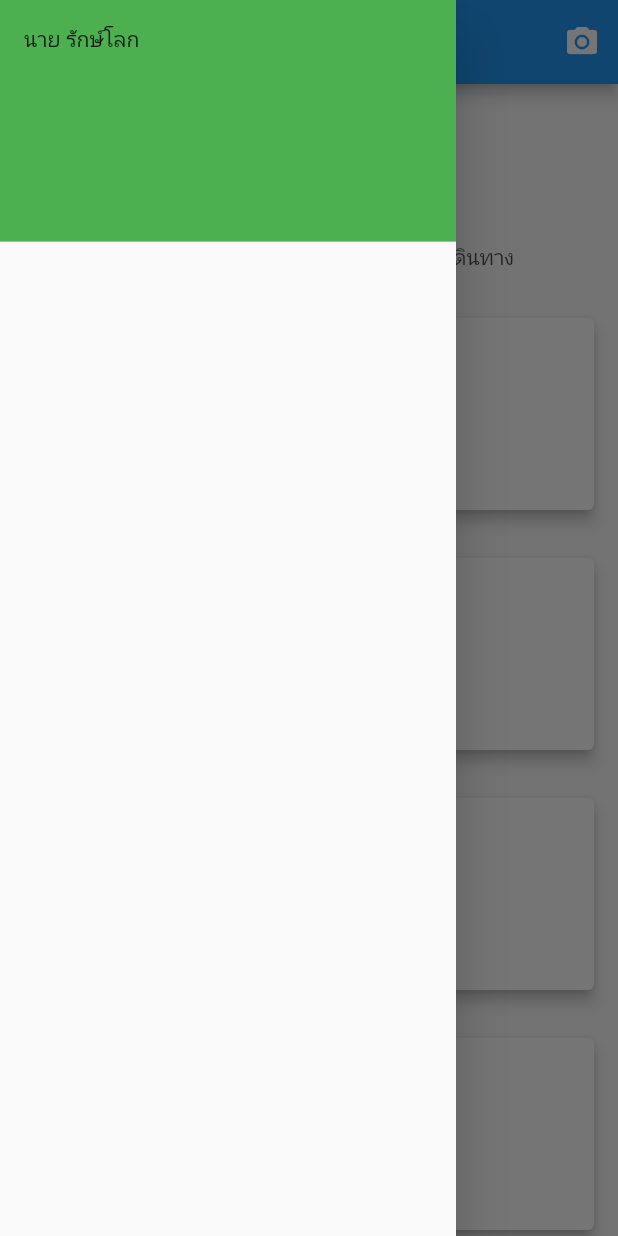
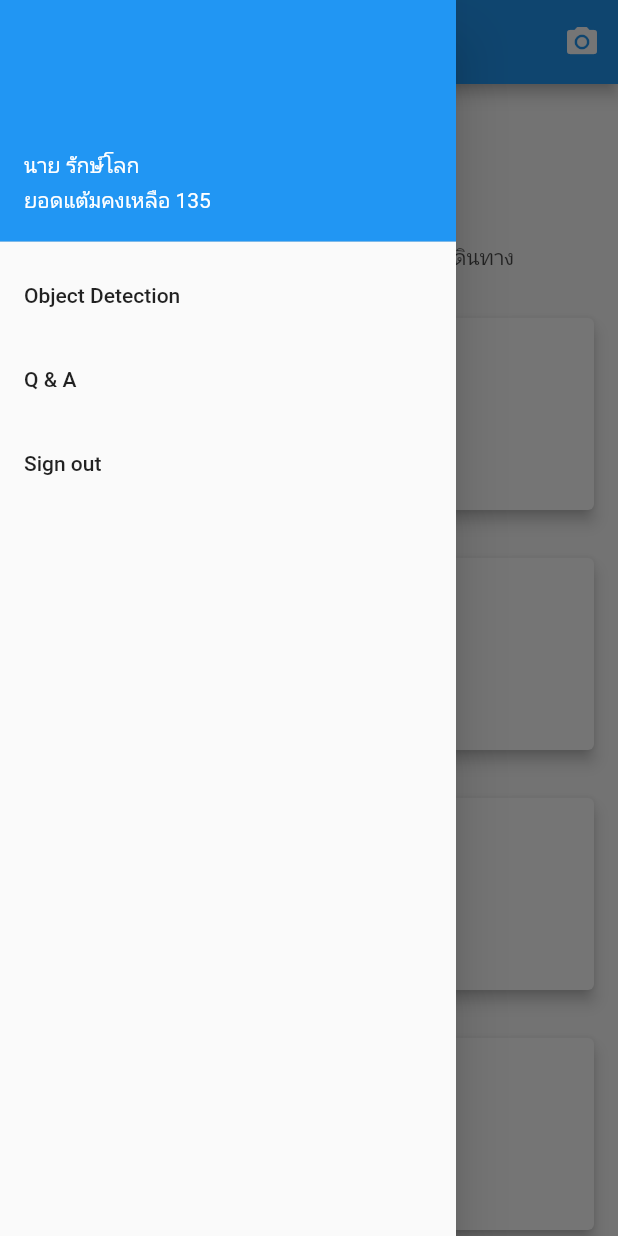
Before and after one commit to anythingth2/Lean, a Flutter app: the screen it shows after launch, with the side drawer open, on a phone screen of 412 x 824 dp. Run offline on Flutter 3.47's test engine with Material 2 defaults, Android fonts, the phone set to English and light mode, and no system bars; our stand-ins replace camera, flutter_native_image, qr_flutter; missing offline and left inert: barcode_flutter, firebase_ml_vision; accounts and stored records are empty.

Commit message:
Add interface object detection

```diff
--- a/lib/DataRepository.dart
+++ b/lib/DataRepository.dart
@@ -31,5 +31,7 @@ class DataRepository {
           '1-31 Oct 2018'),
     ])
   ];
+
+  static int coin = 135;
   static initilize() {}
 }
--- a/lib/Pages/HomePage.dart
+++ b/lib/Pages/HomePage.dart
@@ -83,10 +83,24 @@ class _HomePageState extends State<HomePage>
           child: Container(
             child: ListView(
               children: <Widget>[
-                DrawerHeader(
-                  child: Text('นาย รักษ์โลก'),
-                  decoration: BoxDecoration(color: Colors.green),
+                UserAccountsDrawerHeader(
+                  accountName: Text('นาย รักษ์โลก'),
+                  accountEmail: Text('ยอดแต้มคงเหลือ ${DataRepository.coin} '),
                 ),
+                ListTile(
+                  title: Text('Object Detection'),
+                  onTap: () {
+                    Util.router.goObjectDetection(context, isDetection: true);
+                  },
+                ),
+                ListTile(
+                  title: Text('Q & A'),
+                  enabled: true,
+                ),
+                ListTile(
+                  title: Text('Sign out'),
+                  enabled: true,
+                )
               ],
             ),
           ),
--- a/lib/Pages/ObjectDetectionPage.dart
+++ b/lib/Pages/ObjectDetectionPage.dart
@@ -59,8 +59,8 @@ class _ObjectDetectionPageState extends State<ObjectDetectionPage> {
         'capture $filePath width:${properties.width} height:${properties.height}');
 
     File resizedFile = await FlutterNativeImage.compressImage(filePath,
-        targetHeight: properties.height ~/ 5,
-        targetWidth: properties.width ~/ 5);
+        targetHeight: properties.height ~/ 10,
+        targetWidth: properties.width ~/ 10);
     return resizedFile;
   }
 
```
